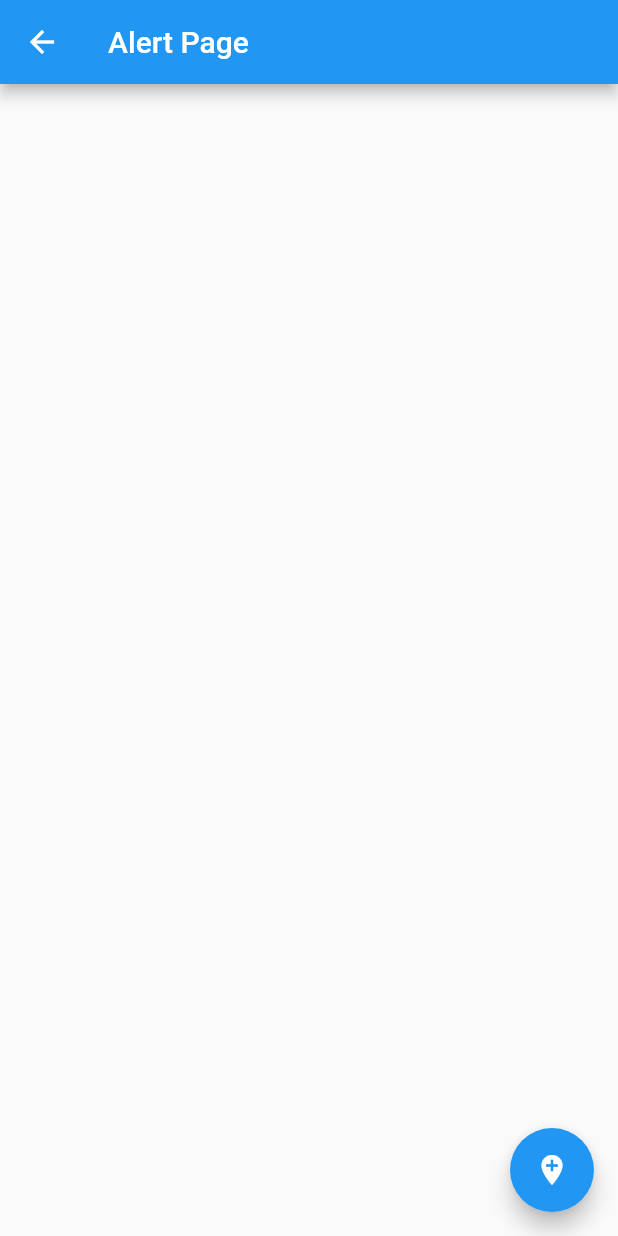
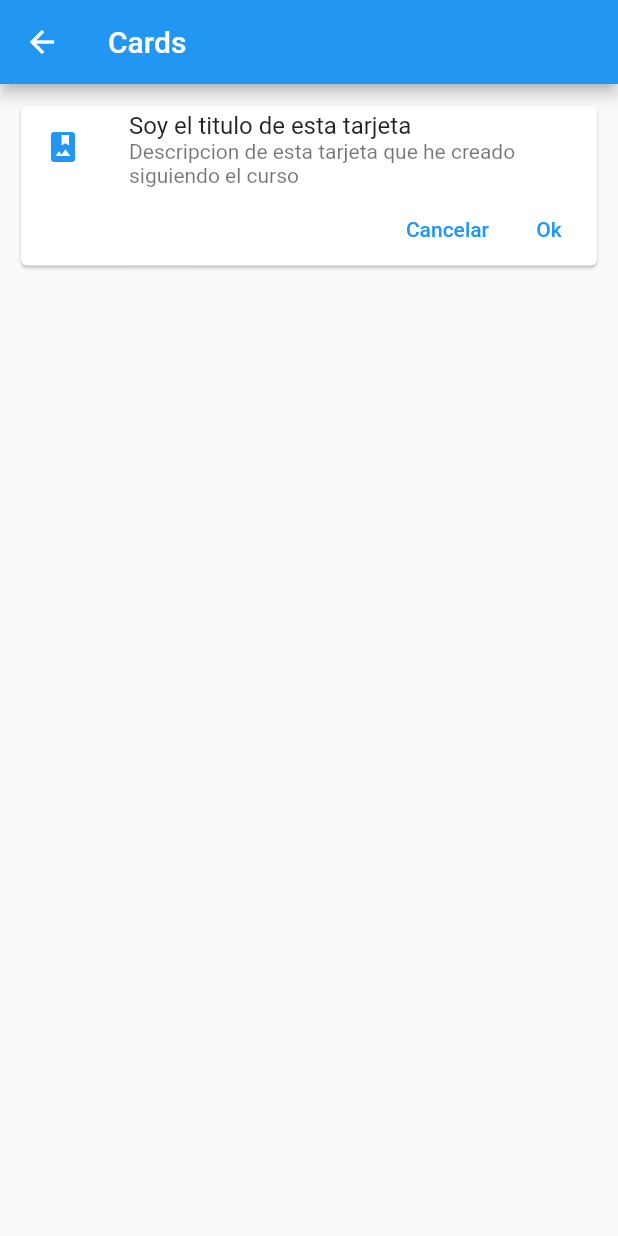
Before and after one commit to DanielH7-ctrl/Componentes-Repository, a Flutter app: the screen it shows after launch, after a tap on "Cards - Tarjetas", on a phone screen of 412 x 824 dp. Run offline on Flutter 3.47's test engine with Material 2 defaults, Android fonts, the phone set to English and light mode, and no system bars.

Commit message:
CardWidget

```diff
--- /dev/null
+++ b/lib/src/pages/card_page.dart
@@ -0,0 +1,46 @@
+import 'package:flutter/material.dart';
+
+class CardPage extends StatelessWidget {
+
+  @override
+  Widget build(BuildContext context) {
+    return Scaffold(
+      appBar: AppBar(
+        title: Text('Cards'),
+      ),
+      body: ListView(
+        padding: EdgeInsets.all(10.0),
+        children: <Widget>[
+          _cardTipo1()
+        ],
+      ),
+    );
+  }
+
+Widget _cardTipo1() {
+  return Card(
+    child: Column(
+      children: <Widget>[
+        ListTile(
+          leading: Icon( Icons.photo_album, color: Colors.blue,),
+          title: Text('Soy el titulo de esta tarjeta'),
+          subtitle: Text('Descripcion de esta tarjeta que he creado siguiendo el curso'),
+        ),
+        Row(
+          mainAxisAlignment: MainAxisAlignment.end,
+          children: <Widget>[
+            TextButton(
+              child: Text('Cancelar'),
+              onPressed: () {},
+            ),
+            TextButton(
+              child: Text('Ok'),
+              onPressed: () {},
+            ),
+          ],
+        )
+      ],
+    ),
+  );
+}
+}
--- a/lib/src/routes/routes.dart
+++ b/lib/src/routes/routes.dart
@@ -1,3 +1,4 @@
+import 'package:componentes/src/pages/card_page.dart';
 import 'package:flutter/material.dart';
 
 import '../pages/alert_page.dart';
@@ -10,6 +11,7 @@ Map<String, WidgetBuilder> getAplicationRoutes() {
         '/'      : (BuildContext context ) => HomePage(),
         'alert'  : (BuildContext context ) => AlertPage(),
         'avatar' : (BuildContext context ) => AvatarPage(),
+        'card'   : (BuildContext context ) => CardPage(),
       };
 
 }
```
